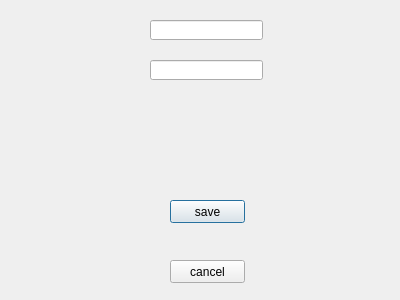
Old version of the form addEditCoffeeForm.ui in the repository EgorKreep88/coffee.
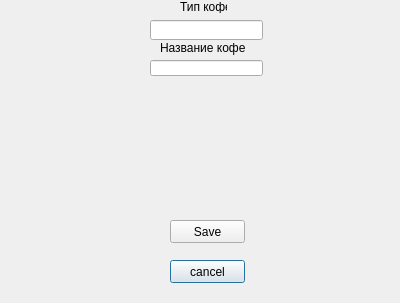
New version of the form.

What changed in the file:
```diff
--- a/addEditCoffeeForm.ui
+++ b/addEditCoffeeForm.ui
@@ -7,32 +7,19 @@
     <x>0</x>
     <y>0</y>
     <width>400</width>
-    <height>300</height>
+    <height>303</height>
    </rect>
   </property>
   <property name="windowTitle">
    <string>Dialog</string>
   </property>
-  <widget class="QPushButton" name="pushButton">
-   <property name="geometry">
-    <rect>
-     <x>170</x>
-     <y>200</y>
-     <width>75</width>
-     <height>23</height>
-    </rect>
-   </property>
-   <property name="text">
-    <string>save</string>
-   </property>
-  </widget>
   <widget class="QLineEdit" name="lineEditCoffeeName">
    <property name="geometry">
     <rect>
      <x>150</x>
      <y>60</y>
      <width>113</width>
-     <height>20</height>
+     <height>16</height>
     </rect>
    </property>
   </widget>
@@ -59,6 +46,45 @@
     </rect>
    </property>
   </widget>
+  <widget class="QPushButton" name="btnSave">
+   <property name="geometry">
+    <rect>
+     <x>170</x>
+     <y>220</y>
+     <width>75</width>
+     <height>23</height>
+    </rect>
+   </property>
+   <property name="text">
+    <string>Save</string>
+   </property>
+  </widget>
+  <widget class="QLabel" name="label">
+   <property name="geometry">
+    <rect>
+     <x>180</x>
+     <y>0</y>
+     <width>47</width>
+     <height>13</height>
+    </rect>
+   </property>
+   <property name="text">
+    <string>Тип кофе</string>
+   </property>
+  </widget>
+  <widget class="QLabel" name="label_2">
+   <property name="geometry">
+    <rect>
+     <x>160</x>
+     <y>40</y>
+     <width>121</width>
+     <height>16</height>
+    </rect>
+   </property>
+   <property name="text">
+    <string>Название кофе</string>
+   </property>
+  </widget>
  </widget>
  <resources/>
  <connections/>
```
